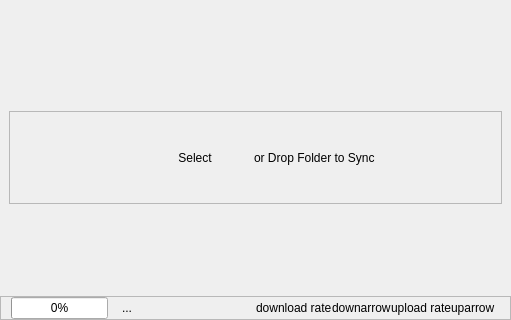
Old version of the form ui/cloud-view.ui in the repository haiwen/seafile-client; both pictures show x 0 to 511 and y 259 to 579 of the 511 by 579 pixel window.
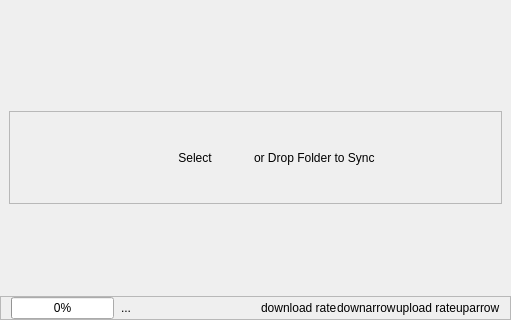
New version of the form.

```diff
--- a/ui/cloud-view.ui
+++ b/ui/cloud-view.ui
@@ -237,7 +237,7 @@
        <number>10</number>
       </property>
       <property name="rightMargin">
-       <number>15</number>
+       <number>10</number>
       </property>
       <property name="topMargin">
        <number>0</number>
@@ -252,19 +252,6 @@
         </property>
        </widget>
       </item>
-      <item>
-       <spacer name="horizontalSpacer_4">
-        <property name="orientation">
-         <enum>Qt::Horizontal</enum>
-        </property>
-        <property name="minimumsize" stdset="0">
-         <size>
-          <width>20</width>
-          <height>20</height>
-         </size>
-        </property>
-       </spacer>
-      </item>
       <item>
        <widget class="QToolButton" name="mServerStatusBtn">
         <property name="text">
```
